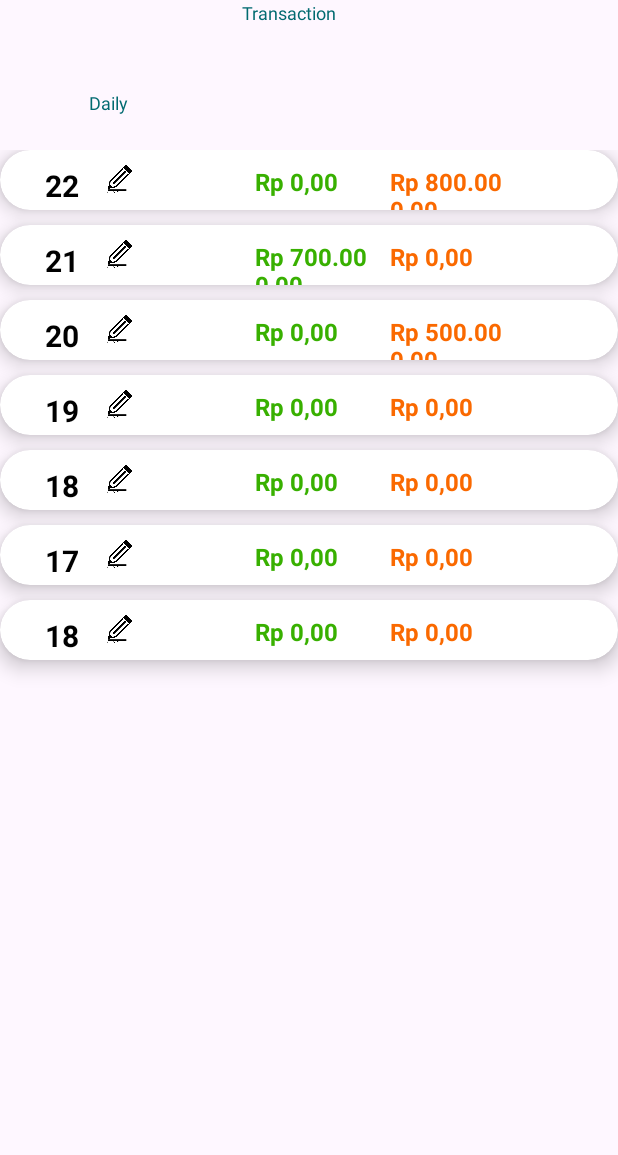
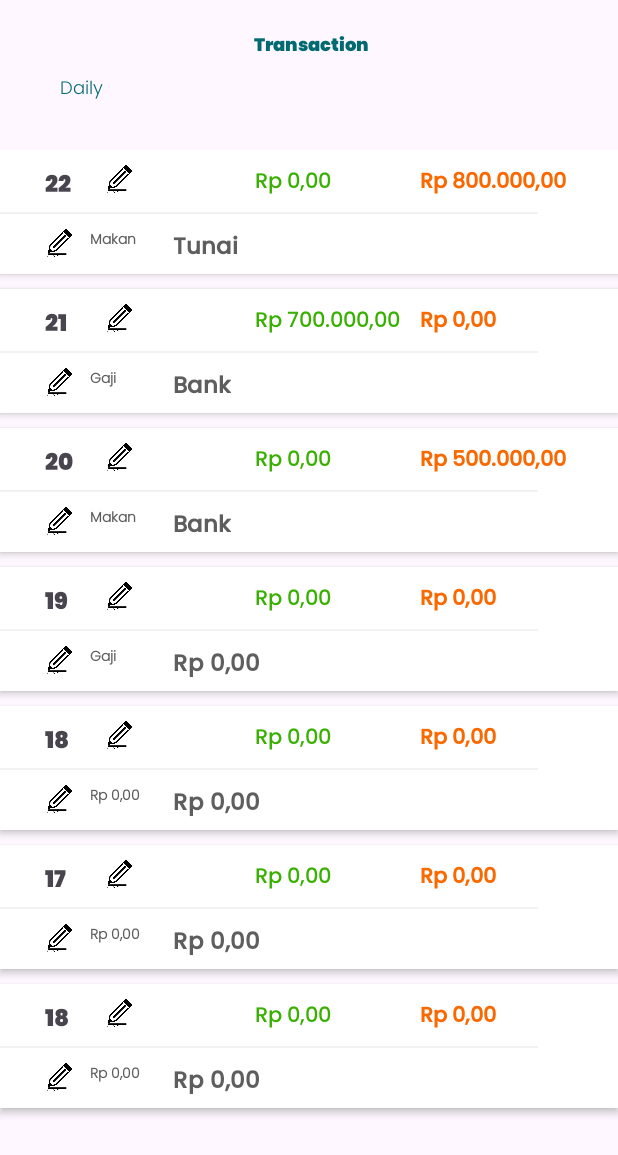
Before and after one commit to Asterix166/ptbbbbbbbbbbb, an Android app: the screen it shows after launch (MainActivity), on a phone screen of 412 x 824 dp. Shown: the top 1155 px of the screen. Run offline under Robolectric (Android 15) with nearby library versions, the phone set to English and light mode, and no system bars.

Commit message:
listview done

```diff
--- a/app/src/main/java/com/example/listview/ListAdapter.java
+++ b/app/src/main/java/com/example/listview/ListAdapter.java
@@ -31,11 +31,15 @@ public class ListAdapter extends ArrayAdapter<ListData> {
         TextView listName = view.findViewById(R.id.listName);
         TextView listTime = view.findViewById(R.id.listTime);
         TextView listpeng = view.findViewById(R.id.listpeng);
+        TextView listkategori = view.findViewById(R.id.listkategori);
+        TextView listbayar = view.findViewById(R.id.listbayar);
 
         listImage.setImageResource(listData.image);
         listName.setText(listData.name);
         listTime.setText(listData.time);
         listpeng.setText(listData.peng);
+        listkategori.setText(listData.kategori);
+        listbayar.setText(listData.uang);
 
         return view;
     }
--- a/app/src/main/java/com/example/listview/ListData.java
+++ b/app/src/main/java/com/example/listview/ListData.java
@@ -1,14 +1,16 @@
 package com.example.listview;
 
 public class ListData {
-    String name, time, peng;
+    String name, time, peng, kategori, uang;
     int ingredients, desc;
     int image;
 
-    public ListData(String name, String time, String peng, int ingredients, int desc, int image) {
+    public ListData(String name, String time, String peng, String kategori, String uang, int ingredients, int desc, int image) {
         this.name = name;
         this.time = time;
         this.peng = peng;
+        this.uang = uang;
+        this.kategori = kategori;
         this.ingredients = ingredients;
         this.desc = desc;
         this.image = image;
--- a/app/src/main/java/com/example/listview/MainActivity.java
+++ b/app/src/main/java/com/example/listview/MainActivity.java
@@ -30,9 +30,10 @@ public class MainActivity extends AppCompatActivity {
         String[] nameList = {"22", "21", "20", "19", "18","17", "18"};
         String[] timeList = {"Rp 0,00", "Rp 700.000,00", "Rp 0,00","Rp 0,00", "Rp 0,00", "Rp 0,00", "Rp 0,00"};
         String[] pengList = {"Rp 800.000,00", "Rp 0,00", "Rp 500.000,00","Rp 0,00", "Rp 0,00", "Rp 0,00", "Rp 0,00"};
-
+        String[] katList = {"Makan", "Gaji", "Makan","Gaji", "Rp 0,00", "Rp 0,00", "Rp 0,00"};
+        String[] uangList = {"Tunai", "Bank", "Bank","Rp 0,00", "Rp 0,00", "Rp 0,00", "Rp 0,00"};
         for (int i = 0; i < imageList.length; i++){
-            listData = new ListData(nameList[i], timeList[i], pengList[i], ingredientList[i], descList[i], imageList[i]);
+            listData = new ListData(nameList[i], timeList[i], pengList[i], katList[i], uangList[i], ingredientList[i], descList[i], imageList[i]);
             dataArrayList.add(listData);
         }
         listAdapter = new ListAdapter(MainActivity.this, dataArrayList);
@@ -46,6 +47,8 @@ public class MainActivity extends AppCompatActivity {
                 intent.putExtra("name", nameList[i]);
                 intent.putExtra("time", timeList[i]);
                 intent.putExtra("time", pengList[i]);
+                intent.putExtra("time", katList[i]);
+                intent.putExtra("time", uangList[i]);
                 intent.putExtra("ingredients", ingredientList[i]);
                 intent.putExtra("desc", descList[i]);
                 intent.putExtra("image", imageList[i]);
--- a/app/src/main/res/layout/activity_main.xml
+++ b/app/src/main/res/layout/activity_main.xml
@@ -10,12 +10,12 @@
         android:id="@+id/transaction"
         android:layout_width="wrap_content"
         android:layout_height="wrap_content"
-        android:layout_alignParentStart="true"
         android:layout_alignParentLeft="true"
         android:layout_alignParentEnd="true"
-        android:layout_marginStart="161dp"
-        android:layout_marginLeft="161dp"
-        android:layout_marginEnd="186dp"
+        android:layout_marginLeft="167dp"
+        android:layout_marginTop="20dp"
+        android:layout_marginEnd="166dp"
+        android:fontFamily="@font/poppins"
         android:gravity="top"
         android:lineSpacingExtra="-10sp"
         android:text="@string/transaction"
@@ -27,10 +27,11 @@
         android:id="@+id/daily"
         android:layout_width="wrap_content"
         android:layout_height="wrap_content"
-        android:layout_below="@+id/transaction"
         android:layout_alignParentLeft="true"
-        android:layout_marginLeft="59dp"
-        android:layout_marginTop="43dp"
+        android:layout_marginLeft="95dp"
+        android:layout_marginTop="50dp"
+        android:layout_marginStart="40dp"
+        android:fontFamily="@font/poppinslight"
         android:gravity="top"
         android:lineSpacingExtra="-10sp"
         android:text="@string/daily"
--- a/app/src/main/res/layout/list_item.xml
+++ b/app/src/main/res/layout/list_item.xml
@@ -6,8 +6,8 @@
     android:layout_marginEnd="22dp"
     android:layout_marginVertical="20dp"
     android:layout_marginHorizontal="20dp"
-    app:cardCornerRadius="20dp"
-    app:cardElevation="8dp"
+    app:cardCornerRadius="0dp"
+    app:cardElevation="3dp"
     android:layout_width="match_parent"
     android:layout_height="wrap_content">
 
@@ -20,9 +20,10 @@
             android:layout_height="30dp"
             android:id="@+id/listName"
             android:text="30"
-            android:textColor="@color/black"
-            android:textStyle="bold"
-            android:textSize="20sp"
+
+
+            android:textSize="15sp"
+            android:fontFamily="@font/poppins"
             android:layout_marginTop="10dp"
             android:layout_marginStart="30dp"
             />
@@ -43,28 +44,78 @@
 
         <TextView
             android:id="@+id/listTime"
-            android:layout_width="80dp"
+            android:layout_width="100dp"
             android:layout_height="30dp"
             android:layout_marginStart="110dp"
             android:layout_marginTop="10dp"
             android:layout_toEndOf="@id/listName"
             android:text="pemasukan"
             android:textColor="#38B000"
-            android:textSize="16sp"
-            android:textStyle="bold" />
+            android:textSize="14sp"
+            android:textStyle="normal"
+            android:fontFamily="@font/poppinsmedium"
+            />
 
         <TextView
             android:id="@+id/listpeng"
-            android:layout_width="80dp"
+            android:layout_width="100dp"
             android:layout_height="30dp"
             android:layout_marginStart="10dp"
             android:layout_marginTop="10dp"
             android:layout_toEndOf="@id/listTime"
             android:text="pengeluaran"
             android:textColor="#FA6900"
-            android:textSize="16sp"
-            android:textStyle="bold" />
+            android:textSize="14sp"
+            android:textStyle="bold"
+            android:fontFamily="@font/poppinsmedium"/>
 
+        <ImageView android:id="@+id/line_1"
+            android:src="@drawable/line_1"
+            android:contentDescription="line_1"
+            android:layout_marginStart="-1dp"
+            android:layout_marginTop="1dp"
+            android:layout_width="360dp"
+            android:layout_height="1dp"
+            android:layout_below="@id/listName"/>
+
+        <TextView
+            android:id="@+id/listkategori"
+            android:layout_width="50dp"
+            android:layout_height="wrap_content"
+            android:layout_marginStart="10dp"
+            android:layout_marginTop="10dp"
+            android:layout_below="@id/line_1"
+            android:text="Makanan"
+            android:textColor="#5E5E5E"
+            android:textSize="9sp"
+            android:textStyle="bold"
+            android:layout_toEndOf="@id/listgambar"
+            android:fontFamily="@font/poppinslight"/>
+
+        <com.google.android.material.imageview.ShapeableImageView
+            android:id="@+id/listgambar"
+            android:layout_width="20dp"
+            android:layout_height="20dp"
+            android:layout_marginStart="30dp"
+            android:layout_marginTop="10dp"
+            android:layout_marginBottom="10dp"
+            android:scaleType="centerCrop"
+            android:src="@drawable/pencil"
+            android:layout_below="@id/line_1"/>
+
+        <TextView
+            android:id="@+id/listbayar"
+            android:layout_width="wrap_content"
+            android:layout_height="wrap_content"
+            android:layout_marginStart="5dp"
+            android:layout_marginTop="10dp"
+            android:layout_below="@id/line_1"
+            android:text="Tunai"
+            android:textColor="#5E5E5E"
+            android:textSize="15sp"
+            android:textStyle="bold"
+            android:layout_toEndOf="@id/listkategori"
+            android:fontFamily="@font/poppinsmedium"/>
     </RelativeLayout>
 
 </androidx.cardview.widget.CardView>
```
Also changed, not shown: app/src/main/res/drawable/line_1.png (added), app/src/main/res/font/poppins.ttf (added), app/src/main/res/font/poppinslight.ttf (added), app/src/main/res/font/poppinsmedium.ttf (added).
